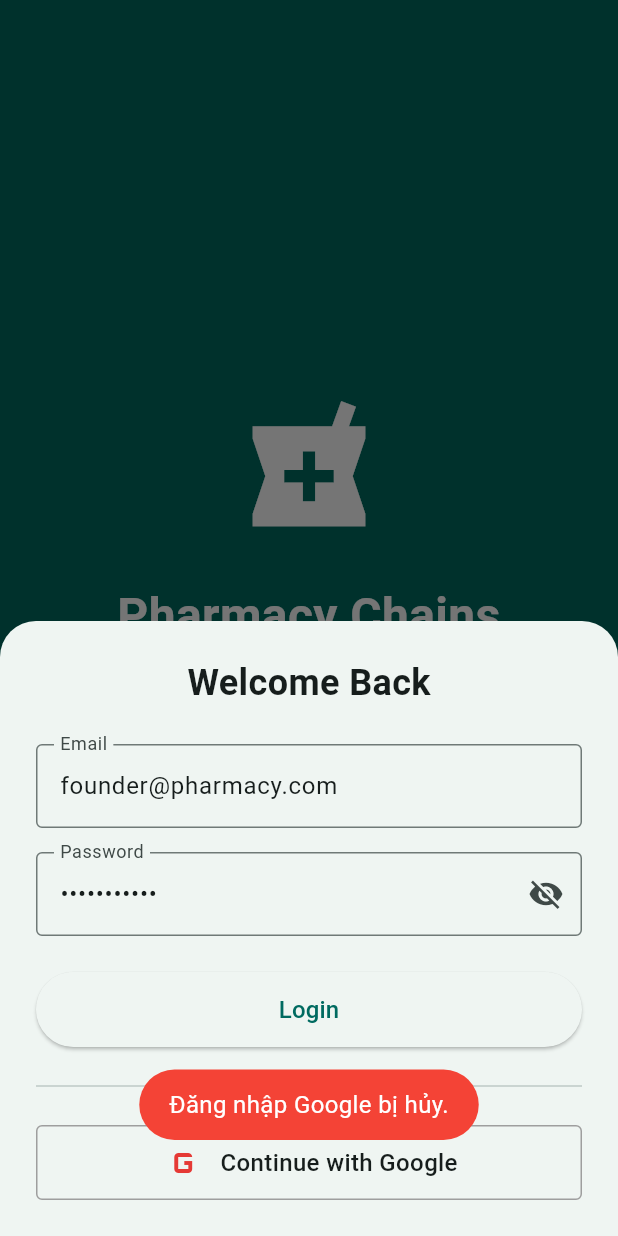
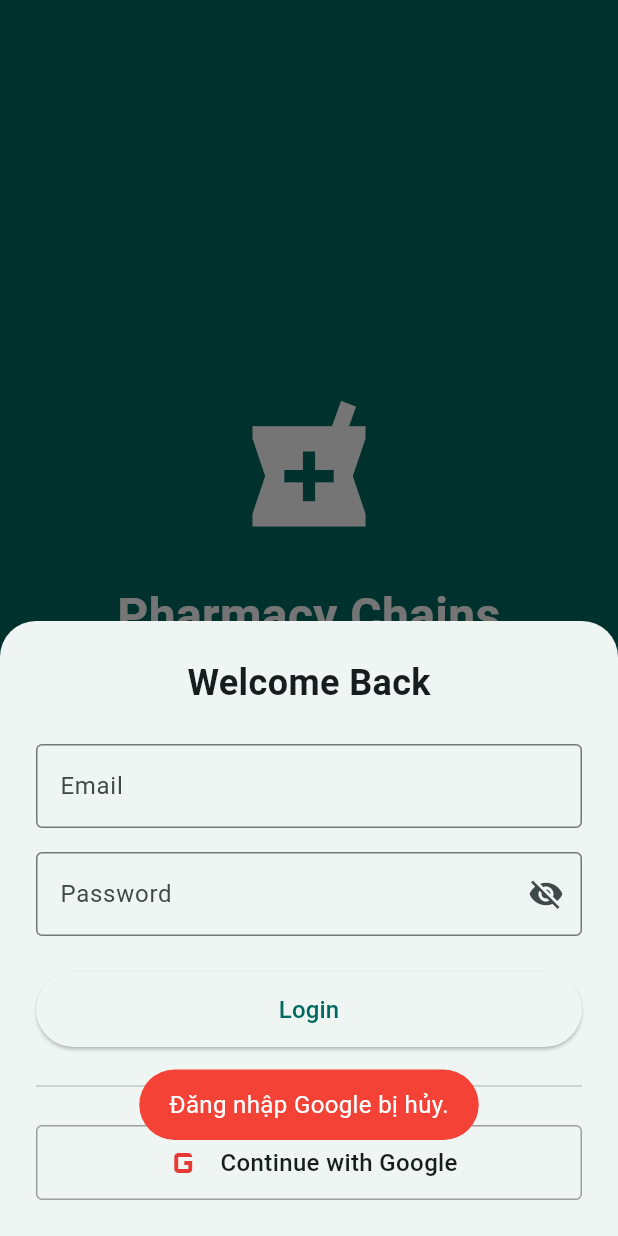
Before and after one commit to nonamae31/PharmacyChainsManagement, a Flutter app: the screen it shows after launch, after a tap on "Sign In", on a phone screen of 412 x 824 dp. Run offline on Flutter 3.47's test engine with Material 3 defaults, Android fonts, the phone set to English and light mode, and no system bars; our stand-ins replace connectivity_plus, dartz, dio, equatable, firebase_core, fl_chart and 12 more; missing offline and left inert: dart:html, flutter_driver, universal_html; accounts and stored records are empty; generated files the repository leaves out were written again.

Commit message:
Remove hardcoded founder auto-login and register missing DI cubit
login_screen.dart auto-submitted a hardcoded founder@pharmacy.com login
2 seconds after the screen appeared, and prefilled the same credentials
into the form - leftover test/demo code that made it impossible to log
in as any other role. Removed both.

Also registered BusinessAdminEditCubit and UpdateBusinessAdminUseCase in
injection_container.dart - opening the business admin edit sheet crashed
with "GetIt: Object/factory ... is not registered" since they were never
wired up after being added.

Co-Authored-By: Claude Sonnet 5 <noreply@anthropic.com>

```diff
--- a/PharmacyChainsManagementFE/lib/features/auth/boundary/login_screen.dart
+++ b/PharmacyChainsManagementFE/lib/features/auth/boundary/login_screen.dart
@@ -21,11 +21,6 @@ class _LoginScreenState extends State<LoginScreen> {
     WidgetsBinding.instance.addPostFrameCallback((_) {
       if (mounted) {
         _showAuthBottomSheet(context, true);
-        Future.delayed(const Duration(seconds: 2), () {
-          if (mounted) {
-            context.read<AuthBloc>().add(LoginRequested('founder@pharmacy.com', 'Founder@123'));
-          }
-        });
       }
     });
   }
@@ -152,8 +147,6 @@ class _AuthBottomSheetContentState extends State<AuthBottomSheetContent> {
   void initState() {
     super.initState();
     isLogin = widget.isLogin;
-    _emailController.text = 'founder@pharmacy.com';
-    _passwordController.text = 'Founder@123';
   }
 
   void _submit() {
--- a/PharmacyChainsManagementFE/lib/injection_container.dart
+++ b/PharmacyChainsManagementFE/lib/injection_container.dart
@@ -7,6 +7,8 @@ import 'features/founder_admin/domain/usecases/deactivate_business_admin_usecase
 import 'features/founder_admin/presentation/cubit/deactivate_admin_cubit.dart';
 import 'features/founder_admin/presentation/cubit/business_admin_cubit.dart';
 import 'features/founder_admin/presentation/cubit/create_admin_cubit.dart';
+import 'features/founder_admin/presentation/cubit/business_admin_edit_cubit.dart';
+import 'features/founder_admin/domain/usecases/update_business_admin_usecase.dart';
 
 // Revenue Report
 import 'features/revenue_report/data/datasources/revenue_report_remote_datasource.dart';
@@ -44,6 +46,7 @@ Future<void> init() async {
   sl.registerFactory(() => CreateAdminCubit(repository: sl()));
   sl.registerFactory(() => DeactivateAdminCubit(useCase: sl()));
   sl.registerFactory(() => FinancialExportCubit(exportFinancialReportUseCase: sl()));
+  sl.registerFactory(() => BusinessAdminEditCubit(updateBusinessAdminUseCase: sl()));
 
   // Bloc
   sl.registerFactory(() => CashFlowBloc(getCashFlowUseCase: sl()));
@@ -53,6 +56,7 @@ Future<void> init() async {
   sl.registerLazySingleton(() => GenerateRevenueReportUseCase(sl()));
   sl.registerLazySingleton(() => GetCashFlowUseCase(sl()));
   sl.registerLazySingleton(() => ExportFinancialReportUseCase(sl()));
+  sl.registerLazySingleton(() => UpdateBusinessAdminUseCase(sl()));
 
   // Repository
   sl.registerLazySingleton<BusinessAdminRepository>(
```
